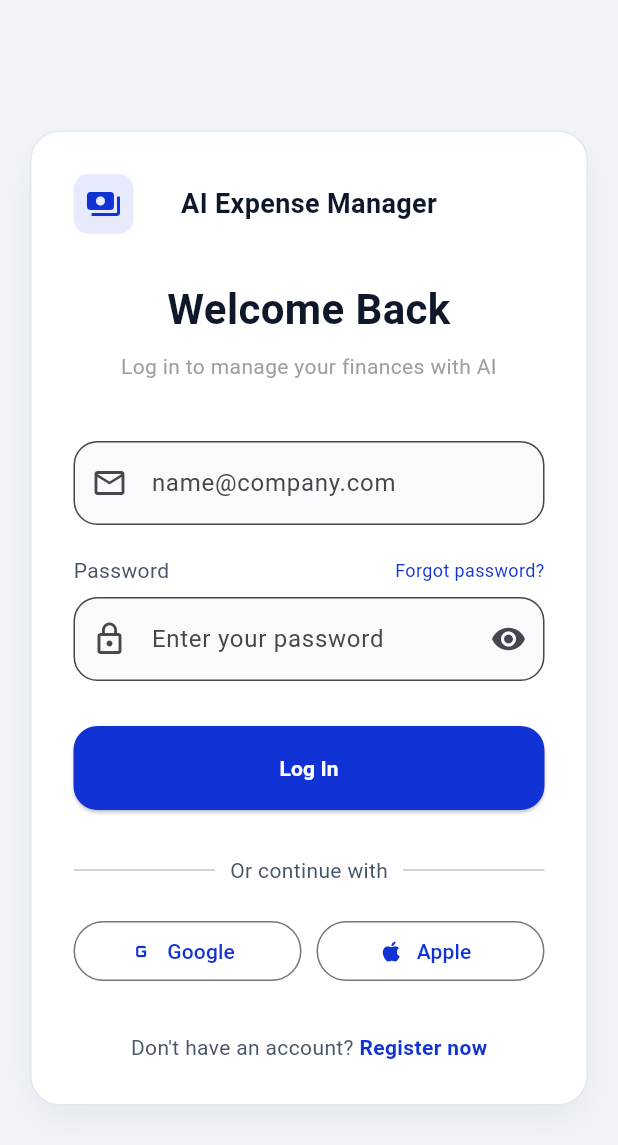
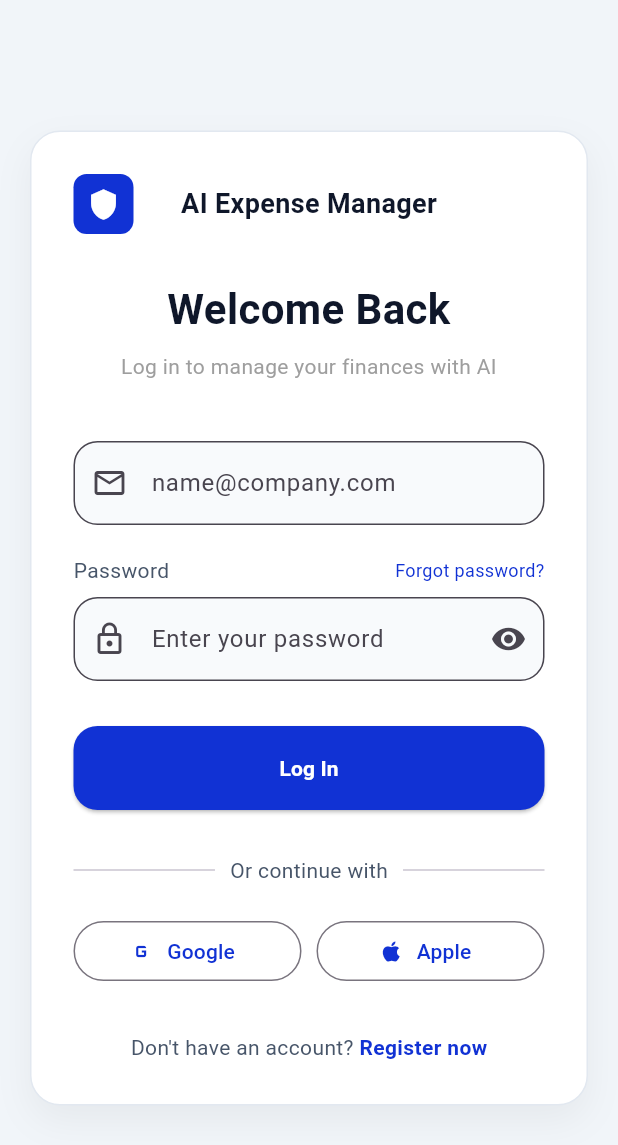
Before and after one commit to Pthieuu/project-base, a Flutter app: the screen it shows after launch, after a tap on "Get Started", on a phone screen of 412 x 824 dp. Shown: the top 1145 px of the screen. Run offline on Flutter 3.47's test engine with Material 3 defaults, Android fonts, the phone set to English and light mode, and no system bars; our stand-ins replace image_picker, shared_preferences; accounts and stored records are empty; network calls fail.

Commit message:
thay đổi logo cho đồng bộ

```diff
--- a/project_base/lib/screens/login_screen.dart
+++ b/project_base/lib/screens/login_screen.dart
@@ -2,6 +2,7 @@ import 'package:flutter/material.dart';
 import 'main_screen.dart';
 import '../services/auth_service.dart';
 import '../services/user_session.dart';
+import 'package:project_base/widgets/app_logo.dart';
 import 'register_screen.dart';
 import 'forgot_pass_screen.dart';
 
@@ -98,15 +99,7 @@ class _LoginScreenState extends State<LoginScreen> {
                 /// HEADER
                 Row(
                   children: [
-                    Container(
-                      width: 40,
-                      height: 40,
-                      decoration: BoxDecoration(
-                        color: primaryColor.withValues(alpha: 0.1),
-                        borderRadius: BorderRadius.circular(10),
-                      ),
-                      child: const Icon(Icons.payments, color: primaryColor),
-                    ),
+                    const AppLogo(size: 40, iconSize: 22),
 
                     Expanded(
                       child: Center(
--- a/project_base/lib/screens/onboarding_screen.dart
+++ b/project_base/lib/screens/onboarding_screen.dart
@@ -1,5 +1,5 @@
-import 'dart:math';
 import 'package:flutter/material.dart';
+import 'package:project_base/widgets/app_logo.dart';
 import 'login_screen.dart';
 
 class OnboardingScreen extends StatelessWidget {
@@ -11,8 +11,9 @@ class OnboardingScreen extends StatelessWidget {
     final isDark = theme.brightness == Brightness.dark;
 
     return Scaffold(
-      backgroundColor:
-          isDark ? const Color(0xFF101322) : const Color(0xFFF6F6F8),
+      backgroundColor: isDark
+          ? const Color(0xFF101322)
+          : const Color(0xFFF6F6F8),
       body: SafeArea(
         child: Column(
           children: [
@@ -24,34 +25,31 @@ class OnboardingScreen extends StatelessWidget {
                 children: [
                   Row(
                     children: [
-                      Container(
-                        width: 32,
-                        height: 32,
-                        decoration: const BoxDecoration(
-                          color: Color(0xFF1132D4),
-                          shape: BoxShape.circle,
-                        ),
-                        child: const Icon(Icons.auto_awesome,
-                            color: Colors.white, size: 18),
+                      const AppLogo(
+                        size: 32,
+                        iconSize: 18,
+                        borderRadius: BorderRadius.all(Radius.circular(16)),
                       ),
                       const SizedBox(width: 8),
-
                     ],
                   ),
                   Container(
-                    padding:
-                        const EdgeInsets.symmetric(horizontal: 14, vertical: 6),
+                    padding: const EdgeInsets.symmetric(
+                      horizontal: 14,
+                      vertical: 6,
+                    ),
                     decoration: BoxDecoration(
-                      color: const Color(0xFF1132D4).withOpacity(0.1),
+                      color: const Color(0xFF1132D4).withValues(alpha: 0.1),
                       borderRadius: BorderRadius.circular(20),
                     ),
                     child: const Text(
                       "Skip",
                       style: TextStyle(
-                          color: Color(0xFF1132D4),
-                          fontWeight: FontWeight.w500),
+                        color: Color(0xFF1132D4),
+                        fontWeight: FontWeight.w500,
+                      ),
                     ),
-                  )
+                  ),
                 ],
               ),
             ),
@@ -78,9 +76,10 @@ class OnboardingScreen extends StatelessWidget {
                         borderRadius: BorderRadius.circular(20),
                         boxShadow: const [
                           BoxShadow(
-                              color: Colors.black26,
-                              blurRadius: 20,
-                              offset: Offset(0, 10))
+                            color: Colors.black26,
+                            blurRadius: 20,
+                            offset: Offset(0, 10),
+                          ),
                         ],
                       ),
                       child: Column(
@@ -91,11 +90,16 @@ class OnboardingScreen extends StatelessWidget {
                             width: 70,
                             height: 70,
                             decoration: BoxDecoration(
-                              color: const Color(0xFF1132D4).withOpacity(0.1),
+                              color: const Color(
+                                0xFF1132D4,
+                              ).withValues(alpha: 0.1),
                               shape: BoxShape.circle,
                             ),
-                            child: const Icon(Icons.show_chart,
-                              color: Color(0xFF1132D4), size: 40),
+                            child: const Icon(
+                              Icons.show_chart,
+                              color: Color(0xFF1132D4),
+                              size: 40,
+                            ),
                           ),
 
                           /// fake text line
@@ -129,17 +133,14 @@ class OnboardingScreen extends StatelessWidget {
                           Row(
                             mainAxisAlignment: MainAxisAlignment.spaceBetween,
                             children: [
-                              Row(
-                                children: [
-                                  _bar(20),
-                                  _bar(30),
-                                  _bar(40),
-                                ],
+                              Row(children: [_bar(20), _bar(30), _bar(40)]),
+                              const Icon(
+                                Icons.account_balance_wallet,
+                                color: Color(0xFF1132D4),
+                                size: 30,
                               ),
-                              const Icon(Icons.account_balance_wallet,
-                                  color: Color(0xFF1132D4), size: 30)
                             ],
-                          )
+                          ),
                         ],
                       ),
                     ),
@@ -170,15 +171,15 @@ class OnboardingScreen extends StatelessWidget {
                   const Text(
                     "Your Money, Smarter",
                     textAlign: TextAlign.center,
-                    style: TextStyle(
-                        fontSize: 28, fontWeight: FontWeight.bold),
+                    style: TextStyle(fontSize: 28, fontWeight: FontWeight.bold),
                   ),
                   const SizedBox(height: 12),
                   Text(
                     "Experience the future of personal finance with AI-powered tracking.",
                     textAlign: TextAlign.center,
                     style: TextStyle(
-                        color: isDark ? Colors.grey[400] : Colors.grey[600]),
+                      color: isDark ? Colors.grey[400] : Colors.grey[600],
+                    ),
                   ),
 
                   const SizedBox(height: 30),
@@ -186,11 +187,7 @@ class OnboardingScreen extends StatelessWidget {
                   /// DOTS
                   Row(
                     mainAxisAlignment: MainAxisAlignment.center,
-                    children: [
-                      _dot(active: true),
-                      _dot(),
-                      _dot(),
-                    ],
+                    children: [_dot(active: true), _dot(), _dot()],
                   ),
 
                   const SizedBox(height: 30),
@@ -213,22 +210,27 @@ class OnboardingScreen extends StatelessWidget {
                         borderRadius: BorderRadius.circular(16),
                         boxShadow: [
                           BoxShadow(
-                            color: const Color(0xFF1132D4).withOpacity(0.4),
+                            color: const Color(
+                              0xFF1132D4,
+                            ).withValues(alpha: 0.4),
                             blurRadius: 10,
                             offset: const Offset(0, 5),
-                          )
+                          ),
                         ],
                       ),
                       child: const Center(
                         child: Row(
                           mainAxisAlignment: MainAxisAlignment.center,
                           children: [
-                            Text("Get Started",
-                                style: TextStyle(
-                                    color: Colors.white,
-                                    fontWeight: FontWeight.bold)),
+                            Text(
+                              "Get Started",
+                              style: TextStyle(
+                                color: Colors.white,
+                                fontWeight: FontWeight.bold,
+                              ),
+                            ),
                             SizedBox(width: 6),
-                            Icon(Icons.arrow_forward, color: Colors.white)
+                            Icon(Icons.arrow_forward, color: Colors.white),
                           ],
                         ),
                       ),
@@ -238,7 +240,7 @@ class OnboardingScreen extends StatelessWidget {
                   const SizedBox(height: 16),
                 ],
               ),
-            )
+            ),
           ],
         ),
       ),
@@ -277,7 +279,7 @@ class OnboardingScreen extends StatelessWidget {
       width: 50,
       height: 50,
       decoration: BoxDecoration(
-        color: Colors.white.withOpacity(0.7),
+        color: Colors.white.withValues(alpha: 0.7),
         shape: BoxShape.circle,
       ),
       child: Icon(icon, color: const Color(0xFF1132D4)),
@@ -326,7 +328,7 @@ class _SpinningCircleState extends State<_SpinningCircle>
         decoration: BoxDecoration(
           shape: BoxShape.circle,
           border: Border.all(
-            color: const Color(0xFF1132D4).withOpacity(0.3),
+            color: const Color(0xFF1132D4).withValues(alpha: 0.3),
             width: 1,
           ),
         ),
--- a/project_base/lib/screens/register_screen.dart
+++ b/project_base/lib/screens/register_screen.dart
@@ -1,4 +1,5 @@
 import 'package:flutter/material.dart';
+import 'package:project_base/widgets/app_logo.dart';
 import '../services/auth_service.dart';
 import 'account_created_screen.dart';
 
@@ -119,6 +120,8 @@ class _RegisterScreenState extends State<RegisterScreen> {
             child: Column(
               crossAxisAlignment: CrossAxisAlignment.start,
               children: [
+                const AppLogo(size: 42, iconSize: 24),
+                const SizedBox(height: 18),
                 Text(
                   "Join AI Expense Manager",
                   style: TextStyle(
--- a/project_base/lib/screens/splash_screen.dart
+++ b/project_base/lib/screens/splash_screen.dart
@@ -1,5 +1,6 @@
 import 'dart:async';
 import 'package:flutter/material.dart';
+import 'package:project_base/widgets/app_logo.dart';
 import '../screens/onboarding_screen.dart';
 
 class SplashScreen extends StatefulWidget {
@@ -11,7 +12,6 @@ class SplashScreen extends StatefulWidget {
 
 class _SplashScreenState extends State<SplashScreen>
     with SingleTickerProviderStateMixin {
-
   late AnimationController _controller;
 
   @override
@@ -27,9 +27,7 @@ class _SplashScreenState extends State<SplashScreen>
       if (mounted) {
         Navigator.pushReplacement(
           context,
-          MaterialPageRoute(
-            builder: (context) => const OnboardingScreen(),
-          ),
+          MaterialPageRoute(builder: (context) => const OnboardingScreen()),
         );
       }
     });
@@ -47,7 +45,6 @@ class _SplashScreenState extends State<SplashScreen>
       backgroundColor: const Color(0xFFF6F6F8),
       body: Stack(
         children: [
-
           /// background blur circles
           Positioned(
             top: -100,
@@ -56,7 +53,7 @@ class _SplashScreenState extends State<SplashScreen>
               width: 250,
               height: 250,
               decoration: BoxDecoration(
-                color: const Color(0xFF1132D4).withOpacity(0.2),
+                color: const Color(0xFF1132D4).withValues(alpha: 0.2),
                 shape: BoxShape.circle,
               ),
             ),
@@ -69,7 +66,7 @@ class _SplashScreenState extends State<SplashScreen>
               width: 250,
               height: 250,
               decoration: BoxDecoration(
-                color: const Color(0xFF1132D4).withOpacity(0.2),
+                color: const Color(0xFF1132D4).withValues(alpha: 0.2),
                 shape: BoxShape.circle,
               ),
             ),
@@ -80,28 +77,8 @@ class _SplashScreenState extends State<SplashScreen>
             child: Column(
               mainAxisAlignment: MainAxisAlignment.center,
               children: [
-
                 /// logo
-                Container(
-                  width: 96,
-                  height: 96,
-                  decoration: BoxDecoration(
-                    color: const Color(0xFF1132D4),
-                    borderRadius: BorderRadius.circular(16),
-                    boxShadow: [
-                      BoxShadow(
-                        color: const Color(0xFF1132D4).withOpacity(0.4),
-                        blurRadius: 20,
-                        offset: const Offset(0, 10),
-                      )
-                    ],
-                  ),
-                  child: const Icon(
-                    Icons.shield,
-                    color: Colors.white,
-                    size: 48,
-                  ),
-                ),
+                const AppLogo(size: 96, iconSize: 48, withShadow: true),
 
                 const SizedBox(height: 30),
 
@@ -137,7 +114,6 @@ class _SplashScreenState extends State<SplashScreen>
             right: 40,
             child: Column(
               children: [
-
                 /// progress bar
                 ClipRRect(
                   borderRadius: BorderRadius.circular(20),
@@ -155,7 +131,6 @@ class _SplashScreenState extends State<SplashScreen>
                 Row(
                   mainAxisAlignment: MainAxisAlignment.center,
                   children: [
-
                     RotationTransition(
                       turns: _controller,
                       child: const Icon(
@@ -175,7 +150,7 @@ class _SplashScreenState extends State<SplashScreen>
                       ),
                     ),
                   ],
-                )
+                ),
               ],
             ),
           ),
--- /dev/null
+++ b/project_base/lib/widgets/app_logo.dart
@@ -0,0 +1,41 @@
+import 'package:flutter/material.dart';
+
+class AppLogo extends StatelessWidget {
+  final double size;
+  final double iconSize;
+  final BorderRadius? borderRadius;
+  final bool withShadow;
+
+  const AppLogo({
+    super.key,
+    this.size = 40,
+    double? iconSize,
+    this.borderRadius,
+    this.withShadow = false,
+  }) : iconSize = iconSize ?? size * 0.5;
+
+  static const Color color = Color(0xFF1132D4);
+  static const IconData icon = Icons.shield;
+
+  @override
+  Widget build(BuildContext context) {
+    return Container(
+      width: size,
+      height: size,
+      decoration: BoxDecoration(
+        color: color,
+        borderRadius: borderRadius ?? BorderRadius.circular(size * 0.22),
+        boxShadow: withShadow
+            ? [
+                BoxShadow(
+                  color: color.withValues(alpha: 0.35),
+                  blurRadius: size * 0.22,
+                  offset: Offset(0, size * 0.1),
+                ),
+              ]
+            : null,
+      ),
+      child: Icon(icon, color: Colors.white, size: iconSize),
+    );
+  }
+}
```
